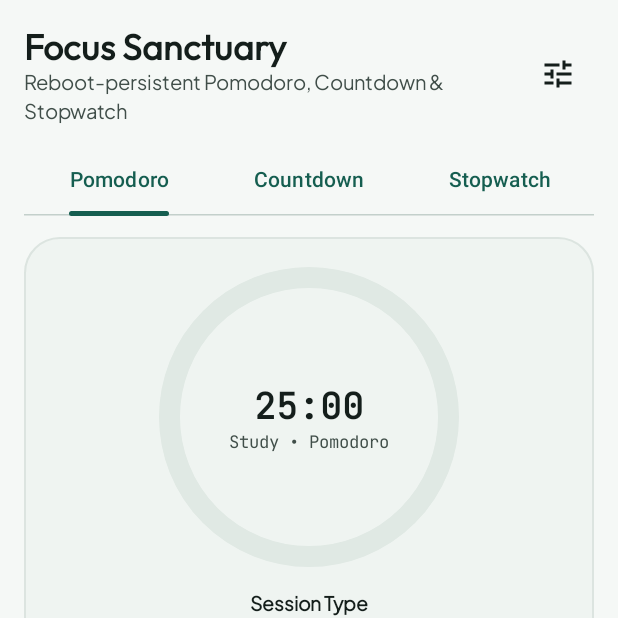
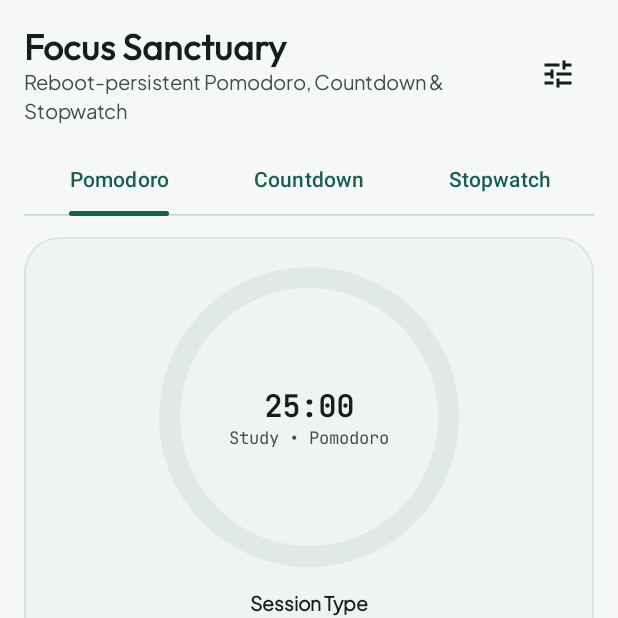
Before and after one commit to SudhirDevOps1/FocusNest, an Android app built with Jetpack Compose: the FocusScreen screen opened through its navigation route, on a phone screen of 412 x 824 dp, the top half of it. Run offline under Robolectric (Android 15) with nearby library versions, the phone set to English and light mode, and no system bars; our stand-ins replace Room's generated code, window size class.

Commit message:
feat: complete FocusNest improvement, design system & Android 11 compatibility (#17)
* feat: implement design system, fix Android 11 release signing, and establish documentation suite

* fix(test): declare android-all explicit dependency to eliminate Robolectric HTTP timeout

```diff
--- a/app/build.gradle.kts
+++ b/app/build.gradle.kts
@@ -51,12 +51,12 @@ android {
       isCrunchPngs = false
       isMinifyEnabled = false
       proguardFiles(getDefaultProguardFile("proguard-android-optimize.txt"), "proguard-rules.pro")
-      // Production release signing: use release keystore if present, otherwise build unsigned
+      // Production release signing: use release keystore if present, otherwise fallback to debugConfig so release APKs are always properly signed and installable
       val releaseKeystore = file(System.getenv("KEYSTORE_PATH") ?: "${rootDir}/my-upload-key.jks")
       signingConfig = if (releaseKeystore.exists()) {
         signingConfigs.getByName("release")
       } else {
-        null
+        signingConfigs.getByName("debugConfig")
       }
     }
     debug {
@@ -153,6 +153,7 @@ dependencies {
   testImplementation(libs.junit)
   testImplementation(libs.kotlinx.coroutines.test)
   testImplementation(libs.robolectric)
+  testImplementation("org.robolectric:android-all:14-robolectric-10818077")
   androidTestImplementation(platform(libs.androidx.compose.bom))
   androidTestImplementation(libs.androidx.compose.ui.test.junit4)
   androidTestImplementation(libs.androidx.espresso.core)
--- a/app/src/main/java/com/example/core/design/DesignComponents.kt
+++ b/app/src/main/java/com/example/core/design/DesignComponents.kt
@@ -166,11 +166,12 @@ fun AnimatedGoalRing(
         style = Stroke(width = strokeWidth, cap = StrokeCap.Round),
       )
     }
-    Column(horizontalAlignment = Alignment.CenterHorizontally) {
+    Column(horizontalAlignment = Alignment.CenterHorizontally, modifier = Modifier.padding(horizontal = 8.dp)) {
       Text(
         text = centerTitle,
-        style = MaterialTheme.typography.headlineMedium.copy(fontFamily = JetBrainsMonoFontFamily),
+        style = MaterialTheme.typography.titleLarge.copy(fontFamily = JetBrainsMonoFontFamily, fontWeight = FontWeight.Bold),
         color = MaterialTheme.colorScheme.onSurface,
+        maxLines = 1,
       )
       Text(
         text = centerSubtitle,
--- a/app/src/main/java/com/example/feature/home/HomeScreen.kt
+++ b/app/src/main/java/com/example/feature/home/HomeScreen.kt
@@ -153,13 +153,21 @@ fun HomeDashboardScreen(
         Row(verticalAlignment = Alignment.CenterVertically, modifier = Modifier.weight(1f)) {
           FocusNestLogoMark(size = 38.dp)
           Spacer(modifier = Modifier.width(10.dp))
-          Column {
-            Text(stringResource(R.string.app_name), style = MaterialTheme.typography.headlineMedium)
+          Column(modifier = Modifier.weight(1f)) {
+            Row(verticalAlignment = Alignment.CenterVertically) {
+              Text(stringResource(R.string.app_name), style = MaterialTheme.typography.titleLarge)
+              Spacer(modifier = Modifier.width(8.dp))
+              Text(
+                dateFormatted,
+                style = MaterialTheme.typography.labelSmall,
+                color = MaterialTheme.colorScheme.onSurfaceVariant,
+              )
+            }
             Text(
-              "$greetingText • $dateFormatted • ${stringResource(R.string.app_tagline)}",
-              style = MaterialTheme.typography.bodyMedium,
+              "$greetingText • ${stringResource(R.string.app_tagline)}",
+              style = MaterialTheme.typography.bodySmall,
               color = MaterialTheme.colorScheme.onSurfaceVariant,
-              maxLines = 1,
+              maxLines = 2,
               overflow = TextOverflow.Ellipsis,
             )
           }
```
Also changed, not shown: 13 other files.
